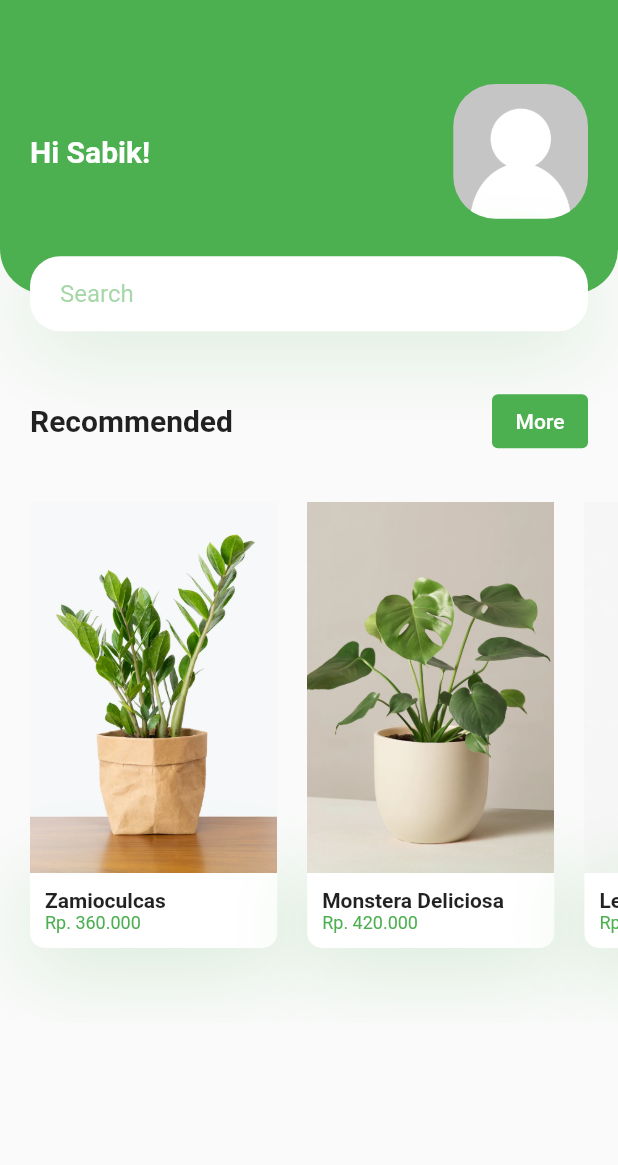
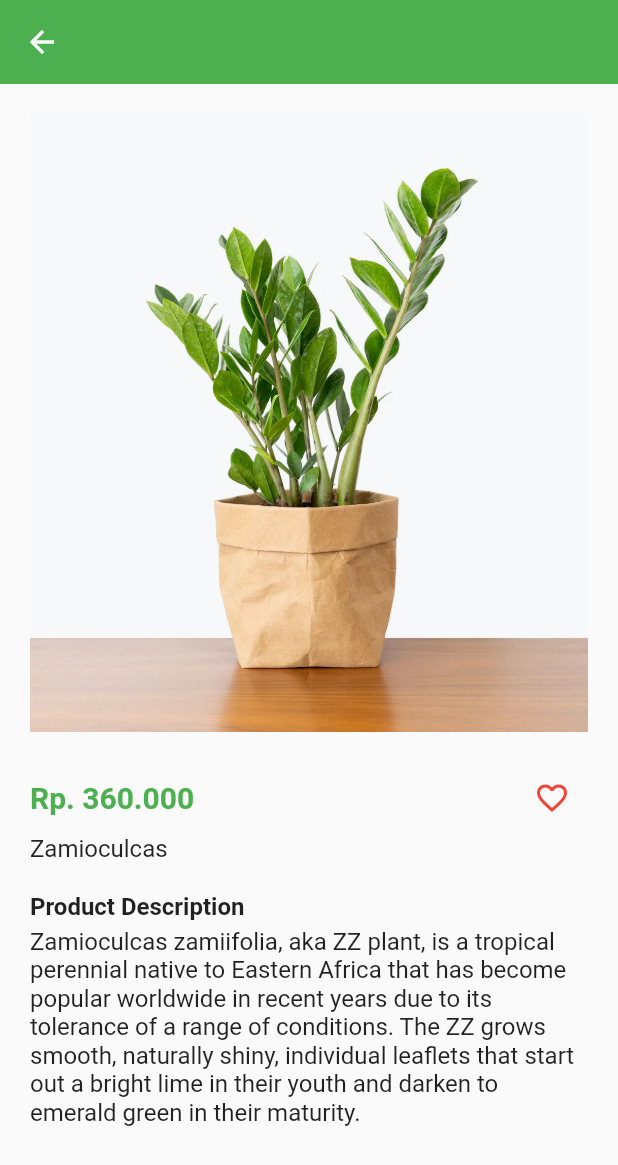
Before and after one commit to adrisabik/fluter_agrimarket, a Flutter app: the screen it shows after launch, after a tap on "Zamioculcas", on a phone screen of 412 x 824 dp. Shown: the top 1165 px of the screen. Run offline on Flutter 3.47's test engine with Material 2 defaults, Android fonts, the phone set to English and light mode, and no system bars.

Commit message:
add detail screen

```diff
--- /dev/null
+++ b/lib/detail_screen.dart
@@ -0,0 +1,121 @@
+import 'package:flutter/material.dart';
+import 'package:fluter_agrimarket/model/product.dart';
+
+class DetailScreen extends StatelessWidget {
+  final Product product;
+
+  const DetailScreen({Key? key, required this.product}) : super(key: key);
+
+  @override
+  Widget build(BuildContext context) {
+    return Scaffold(
+      appBar: AppBar(
+        elevation: 0,
+      ),
+      body: LayoutBuilder(
+        builder: (context, constraints) {
+          // if (constraints.maxWidth > 600) {
+          //   return const DesktopDetailScreen();
+          // }
+          return BodyMobile(product: product);
+        },
+      ),
+    );
+  }
+}
+
+class BodyMobile extends StatelessWidget {
+  final Product product;
+
+  const BodyMobile({Key? key, required this.product}) : super(key: key);
+
+  @override
+  Widget build(BuildContext context) {
+    Size size = MediaQuery.of(context).size;
+    const double defaultSpacing = 20;
+
+    return SingleChildScrollView(
+      child: Padding(
+        padding: const EdgeInsets.all(defaultSpacing),
+        child: Column(
+          crossAxisAlignment: CrossAxisAlignment.stretch,
+          children: <Widget>[
+            Container(
+              height: size.height * 0.5,
+              width: size.width,
+              decoration: BoxDecoration(
+                borderRadius: BorderRadius.circular(30),
+              ),
+              child: Image.asset(
+                product.image,
+                fit: BoxFit.cover,
+              ),
+            ),
+            const SizedBox(height: defaultSpacing),
+            Row(
+              mainAxisAlignment: MainAxisAlignment.spaceBetween,
+              children: <Widget>[
+                Text(
+                product.price,
+                style: const TextStyle(
+                  fontSize: 20,
+                  fontWeight: FontWeight.bold,
+                  color: Colors.green
+                ),
+              ),
+                const FavoriteButton(),
+              ],
+            ),
+            Text(
+              product.name,
+              style: const TextStyle(
+                fontSize: 16,
+              ),
+            ),
+            const SizedBox(height: defaultSpacing),
+            const Text(
+              "Product Description",
+              style: TextStyle(
+                fontSize: 16,
+                fontWeight: FontWeight.bold,
+              ),
+            ),
+            const SizedBox(height: 4),
+            Text(
+              product.description,
+              style: const TextStyle(
+                fontSize: 16,
+              ),
+            ),
+          ]
+        )
+      )
+    );
+  }
+}
+
+class FavoriteButton extends StatefulWidget {
+  const FavoriteButton({Key? key}) : super(key: key);
+
+  @override
+  _FavoriteButtonState createState() => _FavoriteButtonState();
+}
+
+class _FavoriteButtonState extends State<FavoriteButton> {
+  bool isFavorite = false;
+
+  @override
+  Widget build(BuildContext context) {
+    return IconButton(
+      icon: Icon(
+        isFavorite ? Icons.favorite : Icons.favorite_border,
+        color: Colors.red,
+      ),
+      onPressed: () {
+        setState(() {
+          isFavorite = !isFavorite;
+        });
+      },
+    );
+  }
+}
--- a/lib/main_screen.dart
+++ b/lib/main_screen.dart
@@ -1,5 +1,6 @@
 import 'package:flutter/material.dart';
 import 'package:fluter_agrimarket/model/product.dart';
+import 'package:fluter_agrimarket/detail_screen.dart';
 
 class MainScreen extends StatelessWidget {
   const MainScreen({Key? key}) : super(key: key);
@@ -9,7 +10,6 @@ class MainScreen extends StatelessWidget {
     return Scaffold(
       appBar: AppBar(
         elevation: 0,
-        // title: const Text('Main Screen'),
       ),
       body: LayoutBuilder(
         builder: (context, constraints) {
@@ -35,11 +35,11 @@ class BodyMobile extends StatelessWidget {
     return SingleChildScrollView(
       child: Column(
         crossAxisAlignment: CrossAxisAlignment.start,
-        children: [
+        children: <Widget>[
           Container(
             height: size.height * 0.2,
             child: Stack(
-              children: [
+              children: <Widget>[
                 Container(
                   padding: const EdgeInsets.only(
                     left: defaultSpacing,
@@ -67,7 +67,7 @@ class BodyMobile extends StatelessWidget {
                       const Spacer(),
                       // Image.asset("assets/images/user.png"),
                       ClipRRect(
-                        borderRadius: BorderRadius.circular(28),
+                        borderRadius: BorderRadius.circular(48),
                         child: Image.asset("assets/images/user.png"),
                       )
                     ],
@@ -148,7 +148,9 @@ class BodyMobile extends StatelessWidget {
               children: productList.map((product) {
                 return InkWell(
                   onTap: () {
-
+                    Navigator.push(context, MaterialPageRoute(builder: (context) {
+                      return DetailScreen(product: product);
+                    }));
                   },
                   child: Container(
                     margin: const EdgeInsets.only(
@@ -190,7 +192,7 @@ class BodyMobile extends StatelessWidget {
                             children: <Widget>[
                               Column(
                                 crossAxisAlignment: CrossAxisAlignment.start,
-                                children: [
+                                children: <Widget>[
                                   Text(
                                     product.name,
                                     style: const TextStyle(
--- a/lib/model/product.dart
+++ b/lib/model/product.dart
@@ -32,7 +32,7 @@ var productList = [
       'Nicknamed the swiss cheese plant, the Monstera deliciosa is famous for its quirky natural leaf holes. These holes are theorized to maximize sun fleck capture on the forest floor. Depending on the season and maturity of the plant, your Monstera could arrive with no holes just yet, and be sized to grow alongside you.',
   ),
   Product(
-    name: 'Leather Work Gloves',
+    name: 'Work Gloves',
     price: 'Rp. 100.000',
     sold: '7',
     image: 'assets/images/product3.png',
```
